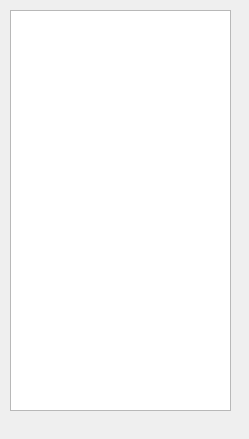
First picture: the form in dsda-launcher/historylist.ui, repository Pedro-Beirao/dsda-launcher, before the edit.
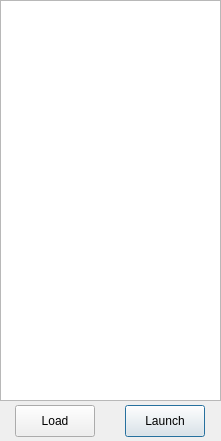
Second picture: the form after the edit.

Commit message: Load history

What changed in the file:
```diff
--- a/dsda-launcher/historylist.ui
+++ b/dsda-launcher/historylist.ui
@@ -6,8 +6,8 @@
    <rect>
     <x>0</x>
     <y>0</y>
-    <width>249</width>
-    <height>439</height>
+    <width>221</width>
+    <height>441</height>
    </rect>
   </property>
   <property name="windowTitle">
@@ -16,8 +16,8 @@
   <widget class="QListWidget" name="listWidget">
    <property name="geometry">
     <rect>
-     <x>10</x>
-     <y>10</y>
+     <x>0</x>
+     <y>0</y>
      <width>221</width>
      <height>401</height>
     </rect>
@@ -35,6 +35,38 @@
     <number>-1</number>
    </property>
   </widget>
+  <widget class="QPushButton" name="pushButton">
+   <property name="geometry">
+    <rect>
+     <x>125</x>
+     <y>405</y>
+     <width>80</width>
+     <height>32</height>
+    </rect>
+   </property>
+   <property name="text">
+    <string>Launch</string>
+   </property>
+   <property name="default">
+    <bool>true</bool>
+   </property>
+  </widget>
+  <widget class="QPushButton" name="pushButton_2">
+   <property name="geometry">
+    <rect>
+     <x>15</x>
+     <y>405</y>
+     <width>80</width>
+     <height>32</height>
+    </rect>
+   </property>
+   <property name="text">
+    <string>Load</string>
+   </property>
+   <property name="default">
+    <bool>false</bool>
+   </property>
+  </widget>
  </widget>
  <resources/>
  <connections/>
```
The commit also changes 4 other files.
